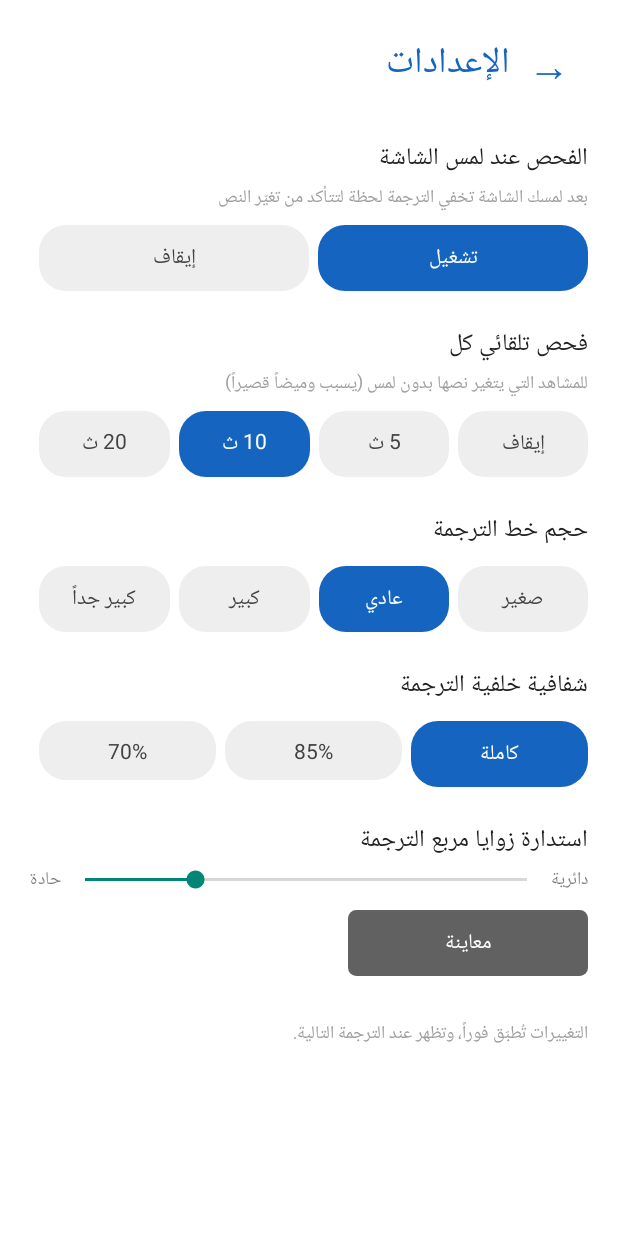
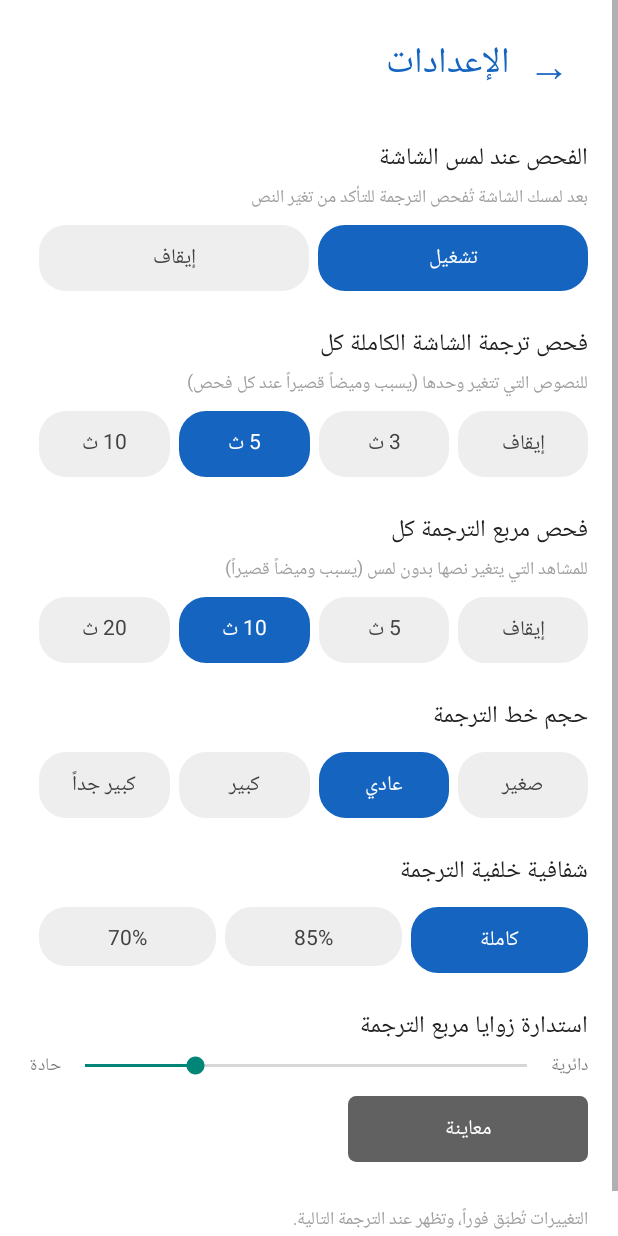
Before and after one commit to EmadSyHo/Translator-Pro, an Android app: the SettingsActivity screen opened directly, with no data from a screen before it, on a phone screen of 412 x 824 dp. Run offline under Robolectric (Android 15) with nearby library versions, the phone set to English and light mode, and no system bars.

Commit message:
Update SettingsActivity.kt

```diff
--- a/app/src/main/java/com/translatorpro/app/SettingsActivity.kt
+++ b/app/src/main/java/com/translatorpro/app/SettingsActivity.kt
@@ -46,11 +46,16 @@ class SettingsActivity : Activity() {
 
         addSetting(
             root, "الفحص عند لمس الشاشة",
-            "بعد لمسك الشاشة تخفي الترجمة لحظة لتتأكد من تغيّر النص",
+            "بعد لمسك الشاشة تُفحص الترجمة للتأكد من تغيّر النص",
             "touch", 1, listOf("تشغيل", "إيقاف"), listOf(1, 0)
         )
         addSetting(
-            root, "فحص تلقائي كل",
+            root, "فحص ترجمة الشاشة الكاملة كل",
+            "للنصوص التي تتغير وحدها (يسبب وميضاً قصيراً عند كل فحص)",
+            "fullInterval", 5, listOf("إيقاف", "3 ث", "5 ث", "10 ث"), listOf(0, 3, 5, 10)
+        )
+        addSetting(
+            root, "فحص مربع الترجمة كل",
             "للمشاهد التي يتغير نصها بدون لمس (يسبب وميضاً قصيراً)",
             "interval", 10, listOf("إيقاف", "5 ث", "10 ث", "20 ث"), listOf(0, 5, 10, 20)
         )
```
